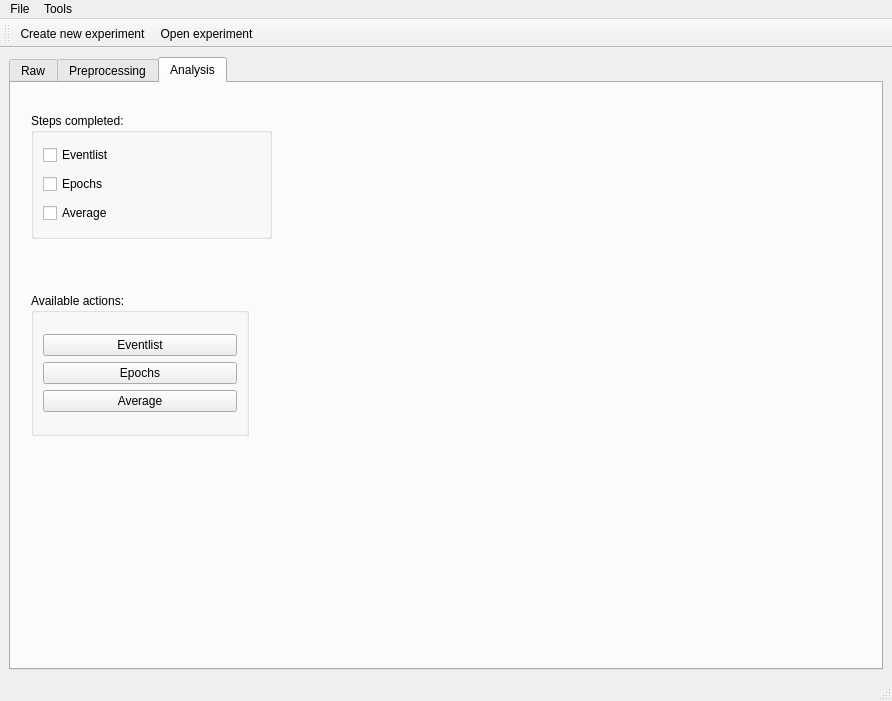
Before: the Qt Designer form hoksotin/ui/qt4Designer/UIehdotus11.ui in cibr-jyu/meggie, drawn with Qt 5.
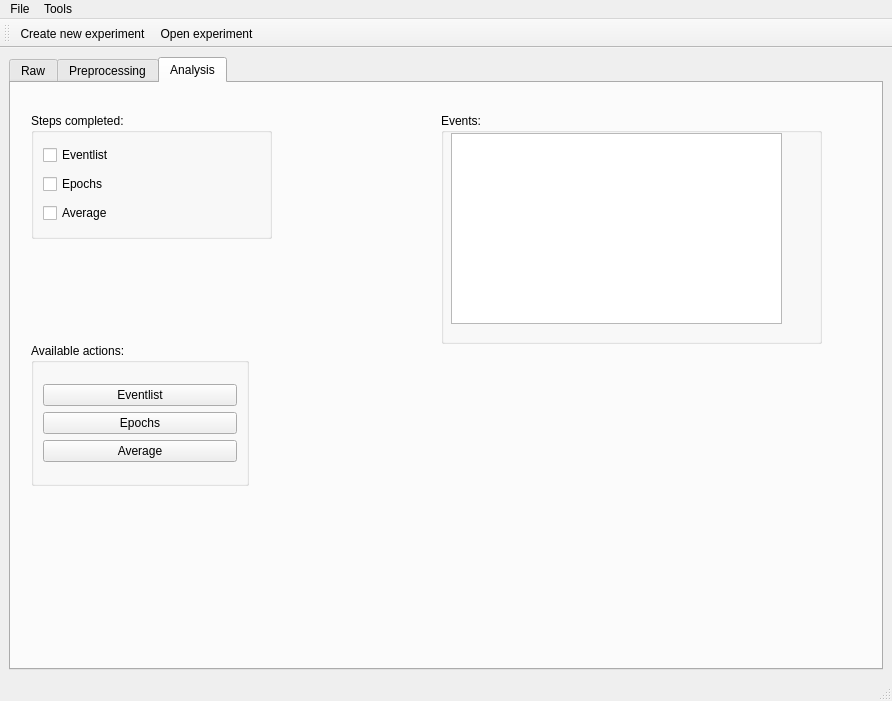
After: the same form once the commit is applied. The open tabs and pages were chosen to show the change.

What changed in the file:
```diff
--- a/hoksotin/ui/qt4Designer/UIehdotus11.ui
+++ b/hoksotin/ui/qt4Designer/UIehdotus11.ui
@@ -680,7 +680,7 @@
           <property name="geometry">
            <rect>
             <x>20</x>
-            <y>210</y>
+            <y>260</y>
             <width>218</width>
             <height>143</height>
            </rect>
@@ -716,6 +716,29 @@
            </item>
           </layout>
          </widget>
+         <widget class="QGroupBox" name="groupBox">
+          <property name="geometry">
+           <rect>
+            <x>430</x>
+            <y>30</y>
+            <width>381</width>
+            <height>231</height>
+           </rect>
+          </property>
+          <property name="title">
+           <string>Events:</string>
+          </property>
+          <widget class="QListWidget" name="listWidgetEvents">
+           <property name="geometry">
+            <rect>
+             <x>10</x>
+             <y>20</y>
+             <width>331</width>
+             <height>191</height>
+            </rect>
+           </property>
+          </widget>
+         </widget>
         </widget>
        </widget>
       </item>
```
Left out of the diff: 4 changed lines with no effect on the pictures.
